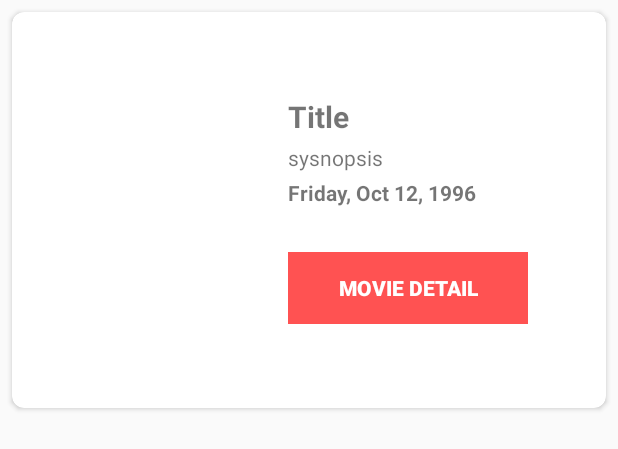
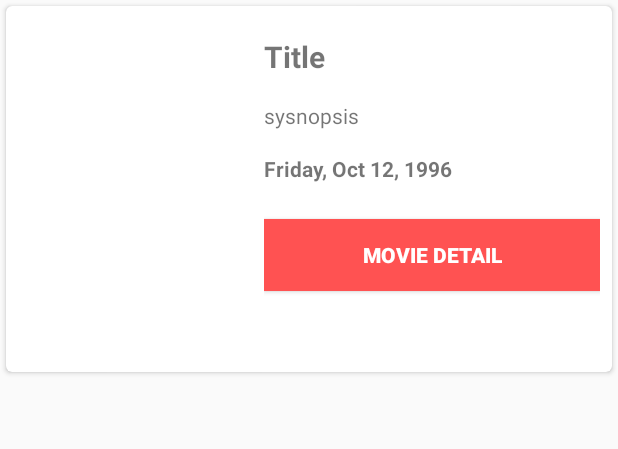
Before and after one commit to Yeputra/MovieFreaks, an Android app: the layout movie_list.xml on its own in the app's theme, with its tools: preview values and no code run, on a phone screen of 412 x 824 dp. Shown: the top 449 px of the screen. Run offline under Robolectric (Android 15) with nearby library versions, the phone set to English and light mode, and no system bars.

Commit message:
updated list layout

```diff
--- a/app/src/main/java/com/freaky/id/moviecatalogue/API/RetrofitInterface.java
+++ b/app/src/main/java/com/freaky/id/moviecatalogue/API/RetrofitInterface.java
@@ -8,6 +8,7 @@ import retrofit2.http.Query;
 
 public interface RetrofitInterface {
     public static final String BASE_IMAGE = "https://image.tmdb.org/t/p/w185";
+    public static final String BASE_IMAGE_DETAIL = "https://image.tmdb.org/t/p/w342";
 
     @GET("search/movie")
     Call<Movies> getMovieSearch(
--- a/app/src/main/java/com/freaky/id/moviecatalogue/adapter/MovieAdapter.java
+++ b/app/src/main/java/com/freaky/id/moviecatalogue/adapter/MovieAdapter.java
@@ -43,7 +43,7 @@ public class MovieAdapter extends RecyclerView.Adapter<MovieAdapter.MovieViewHol
         Log.d(TAG, "onBindViewHolder: " + position);
         holder.tvTitle.setText(movieList.get(position).getTitle());
         holder.tvOverview.setText(movieList.get(position).getOverview());
-        holder.tvDate.setText(movieList.get(position).getReleaseDate());
+        holder.tvDate.setText("Release Date : "+ movieList.get(position).getReleaseDate());
         Glide.with(holder.itemView.getContext())
                 .load(RetrofitInterface.BASE_IMAGE + movieList.get(position).getPosterPath())
                 .dontAnimate()
--- a/app/src/main/java/com/freaky/id/moviecatalogue/model/Movies.java
+++ b/app/src/main/java/com/freaky/id/moviecatalogue/model/Movies.java
@@ -17,6 +17,7 @@ public class Movies {
     private int totalPages;
     @SerializedName("results")
     @Expose
+
     private List<Result> results = null;
 
     public int getPage() {
@@ -51,4 +52,5 @@ public class Movies {
         this.results = results;
     }
 
+
 }
--- a/app/src/main/java/com/freaky/id/moviecatalogue/model/Result.java
+++ b/app/src/main/java/com/freaky/id/moviecatalogue/model/Result.java
@@ -48,6 +48,7 @@ private boolean adult;
 private String overview;
 @SerializedName("release_date")
 @Expose
+
 private String releaseDate;
 
 public int getVoteCount() {
--- a/app/src/main/res/layout/activity_main.xml
+++ b/app/src/main/res/layout/activity_main.xml
@@ -13,8 +13,8 @@
         android:layout_gravity="center"
         android:layout_width="match_parent"
         android:layout_height="wrap_content"
-        android:layout_marginLeft="20dp"
-        android:layout_marginRight="20dp">
+        android:layout_marginLeft="8dp"
+        android:layout_marginRight="8dp">
 
     </android.support.v7.widget.RecyclerView>
 
--- a/app/src/main/res/layout/movie_list.xml
+++ b/app/src/main/res/layout/movie_list.xml
@@ -5,32 +5,41 @@
     android:id="@+id/cv_movie"
     android:layout_width="match_parent"
     android:layout_height="wrap_content"
-    android:layout_margin="8dp"
+    android:layout_margin="4dp"
     android:elevation="4dp"
-    app:cardCornerRadius="8dp">
+    app:cardCornerRadius="4dp">
+
+    <LinearLayout
+        android:layout_width="match_parent"
+        android:layout_height="match_parent"
+        android:layout_gravity="top"
+        android:orientation="horizontal">
+
+        <ImageView
+            android:id="@+id/iv_poster"
+            android:layout_width="140dp"
+            android:layout_height="220dp"
+            android:layout_margin="12dp" />
 
         <LinearLayout
             android:layout_width="match_parent"
             android:layout_height="wrap_content"
-        android:orientation="horizontal">
-
-        <ImageView
-            android:id="@+id/iv_poster"
-            android:layout_width="160dp"
-            android:layout_height="240dp"
-            android:layout_margin="12dp" />
+            android:layout_margin="8dp"
+            android:orientation="vertical">
 
             <LinearLayout
-            android:layout_width="wrap_content"
-            android:layout_height="wrap_content"
-            android:layout_gravity="center"
+                android:layout_width="match_parent"
+                android:layout_height="match_parent"
+                android:layout_gravity="top"
+                android:layout_marginRight="12dp"
+                android:layout_marginTop="12dp"
                 android:orientation="vertical">
 
                 <TextView
                     android:id="@+id/tv_title"
                     android:layout_width="wrap_content"
                     android:layout_height="wrap_content"
-                android:layout_marginBottom="4dp"
+                    android:layout_marginBottom="16dp"
                     android:text="Title"
                     android:textSize="20sp"
                     android:textStyle="bold" />
@@ -39,7 +48,7 @@
                     android:id="@+id/tv_overview"
                     android:layout_width="wrap_content"
                     android:layout_height="wrap_content"
-                android:layout_marginBottom="4dp"
+                    android:layout_marginBottom="16dp"
                     android:maxLength="100"
                     android:text="sysnopsis" />
 
@@ -47,34 +56,30 @@
                     android:id="@+id/tv_date"
                     android:layout_width="wrap_content"
                     android:layout_height="wrap_content"
+                    android:layout_marginBottom="16dp"
                     android:text="Friday, Oct 12, 1996"
                     android:textStyle="bold" />
 
-            <LinearLayout
-                android:layout_width="wrap_content"
-                android:layout_height="wrap_content"
-                android:layout_marginTop="30dp"
-                android:orientation="horizontal">
+             </LinearLayout>
 
              <Button
                 android:id="@+id/btn_detail"
-                        android:layout_width="160dp"
+                android:layout_width="match_parent"
                 android:layout_height="wrap_content"
+                android:layout_gravity="center"
+                android:layout_marginTop="8dp"
+                android:layout_marginBottom="8dp"
                 android:background="@color/colorAccent"
-                        android:foreground="?attr/selectableItemBackground"
                 android:clickable="true"
                 android:elevation="4dp"
+                android:foreground="?attr/selectableItemBackground"
+                android:gravity="center"
                 android:text="@string/btn1"
-                        android:gravity="center"
-                        android:textStyle="bold"
-                        android:textAlignment="gravity"
-                        android:textColor="@android:color/white" />
+                android:textColor="@android:color/white"
+                android:textStyle="bold" />
 
             </LinearLayout>
 
     </LinearLayout>
 
-
-    </LinearLayout>
-
 </android.support.v7.widget.CardView>
--- a/build.gradle
+++ b/build.gradle
@@ -7,7 +7,7 @@ buildscript {
         jcenter()
     }
     dependencies {
-        classpath 'com.android.tools.build:gradle:3.1.3'
+        classpath 'com.android.tools.build:gradle:3.1.4'
 
 
         // NOTE: Do not place your application dependencies here; they belong
```
Also changed, not shown: app/src/main/java/com/freaky/id/moviecatalogue/activity/DetailActivity.java (+9 -2 lines), app/src/main/res/layout/activity_detail.xml (+67 -18 lines). Lines whose indentation alone changed are shown as unchanged.
